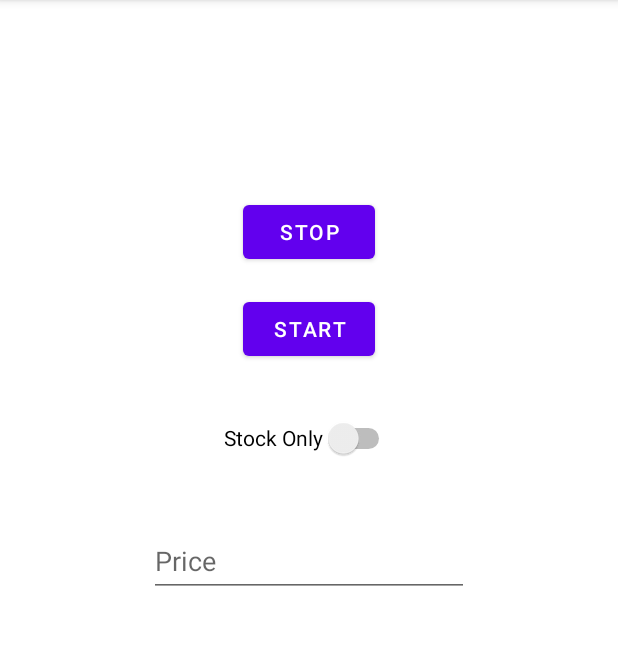
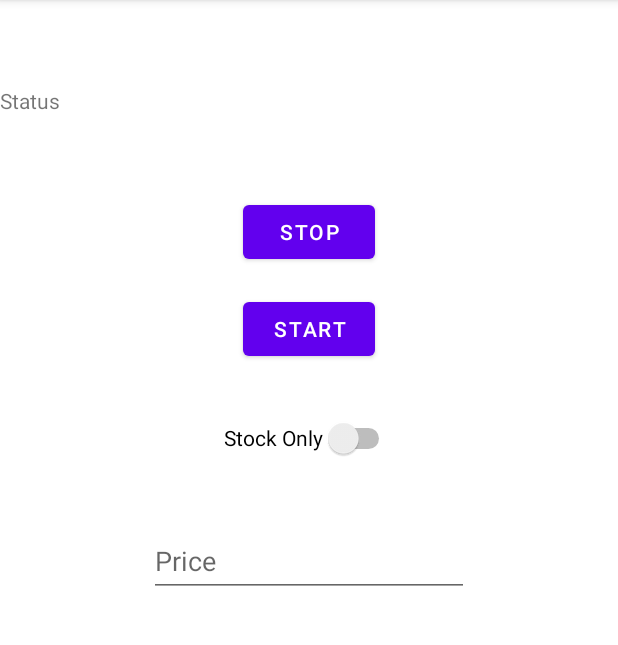
Before and after one commit to shivamxd/AmzStockPriceCheckerv1, an Android app: the screen it shows after launch (MainActivity), on a phone screen of 412 x 824 dp, the part 84-729 px from its top. Run offline under Robolectric (Android 15) with nearby library versions, the phone set to English and light mode, and no system bars.

Commit message:
added status information

```diff
--- a/app/src/main/res/layout/activity_main.xml
+++ b/app/src/main/res/layout/activity_main.xml
@@ -75,4 +75,15 @@
         app:layout_constraintStart_toStartOf="parent"
         app:layout_constraintTop_toTopOf="parent" />
 
+    <TextView
+        android:id="@+id/status"
+        android:layout_width="410dp"
+        android:layout_height="32dp"
+        android:layout_marginTop="64dp"
+        android:layout_marginBottom="48dp"
+        android:text="Status"
+        app:layout_constraintBottom_toTopOf="@+id/stopButton"
+        app:layout_constraintTop_toTopOf="parent"
+        tools:layout_editor_absoluteX="1dp" />
+
 </androidx.constraintlayout.widget.ConstraintLayout>
```
Also changed, not shown: app/src/main/java/com/example/amzstockpricecheckerv1/MainActivity.java (+96 -0 lines).
